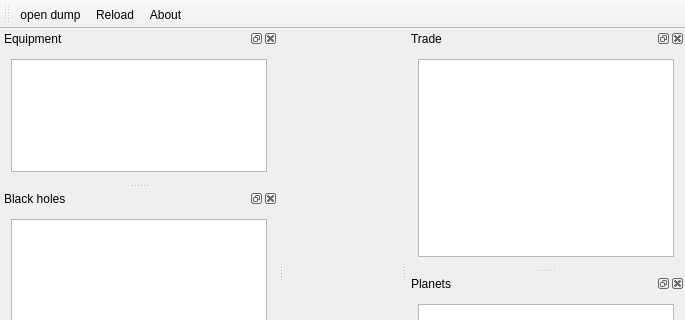
mdimura/SRHDDumpReader, file MainWindow.ui: the form before one commit; both pictures show x 0 to 685 and y 0 to 320 of the 685 by 535 pixel window.
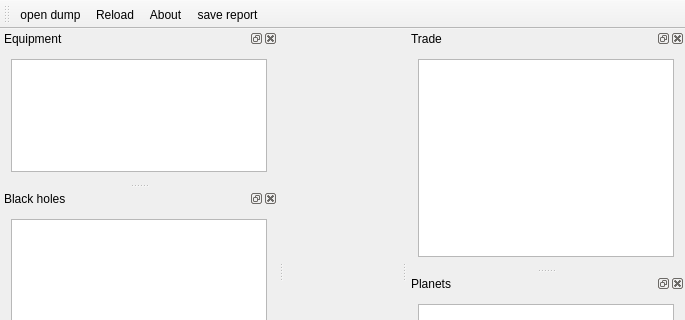
The form after the commit. Icons and pictures are not drawn.

Commit message: Fix report-related parts in galaxy generation. Add useless report filtering feature. Fix QTableView stylesheets.

```diff
--- a/MainWindow.ui
+++ b/MainWindow.ui
@@ -41,6 +41,7 @@
    <addaction name="actionOpenDump"/>
    <addaction name="actionReload"/>
    <addaction name="actionAbout"/>
+   <addaction name="actionSaveReport"/>
   </widget>
   <widget class="QStatusBar" name="statusBar"/>
   <widget class="QDockWidget" name="eqDockWidget">
```
Left out of the diff: 18 changed lines with no effect on the pictures. The commit also changes 6 other files.
